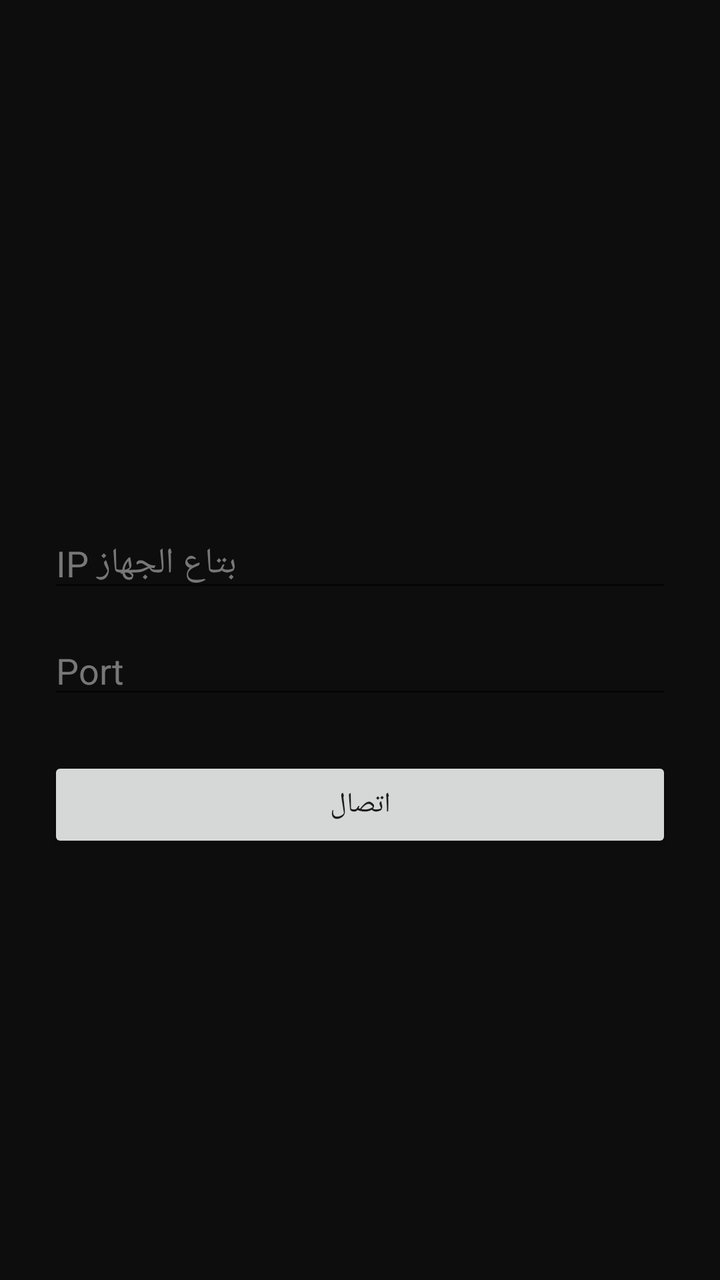
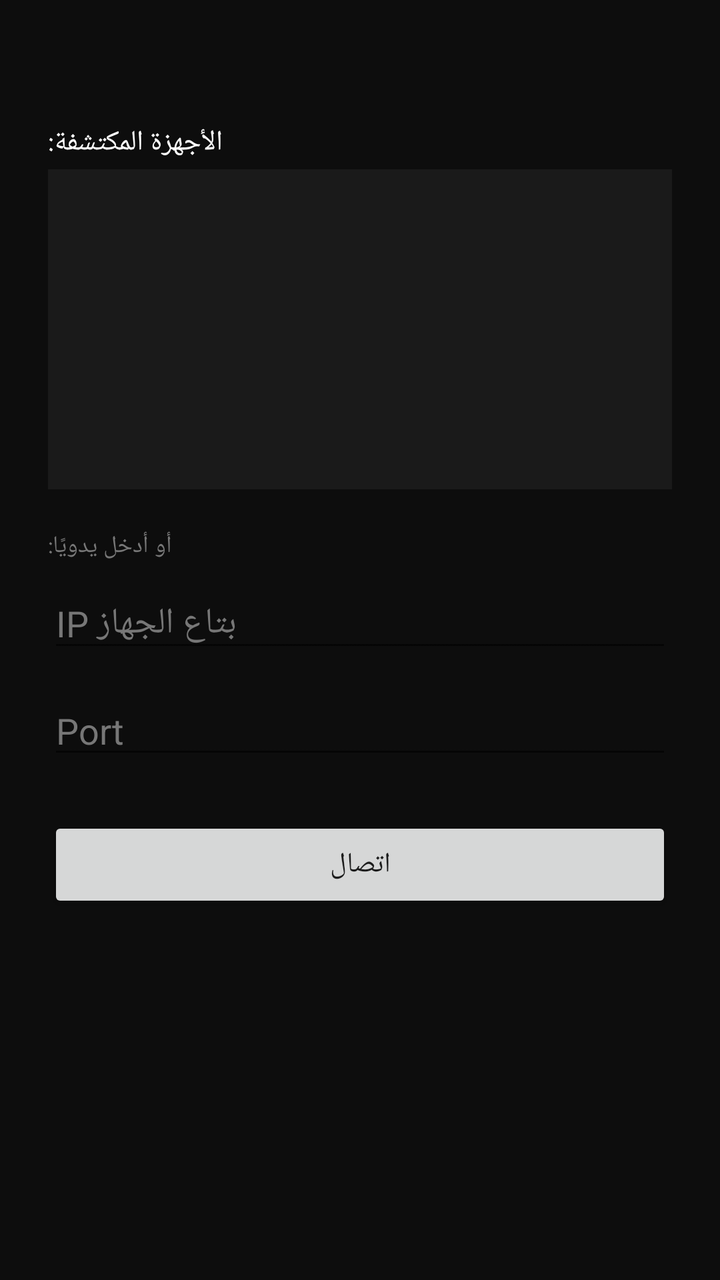

The first picture is an Android layout as it rendered before a commit; the second is the same layout after the commit. The layout source and the unified diff follow.
<!-- AndroidManifest.xml: application theme Theme.WifiController -->
<!-- res/layout/activity_main.xml -->
<?xml version="1.0" encoding="utf-8"?>
<LinearLayout xmlns:android="http://schemas.android.com/apk/res/android"
    android:layout_width="match_parent"
    android:layout_height="match_parent"
    android:orientation="vertical"
    android:gravity="center"
    android:padding="24dp"
    android:background="#0D0D0D">

    <TextView
        android:id="@+id/statusText"
        android:layout_width="wrap_content"
        android:layout_height="wrap_content"
        android:textColor="#E0965A"
        android:textSize="16sp"
        android:layout_marginBottom="24dp" />

    <EditText
        android:id="@+id/ipInput"
        android:layout_width="match_parent"
        android:layout_height="wrap_content"
        android:hint="@string/hint_ip"
        android:textColor="#FFFFFF"
        android:textColorHint="#777777"
        android:inputType="text"
        android:layout_marginBottom="12dp" />

    <EditText
        android:id="@+id/portInput"
        android:layout_width="match_parent"
        android:layout_height="wrap_content"
        android:hint="@string/hint_port"
        android:textColor="#FFFFFF"
        android:textColorHint="#777777"
        android:inputType="number"
        android:layout_marginBottom="24dp" />

    <Button
        android:id="@+id/connectButton"
        android:layout_width="match_parent"
        android:layout_height="wrap_content"
        android:text="@string/connect" />

</LinearLayout>
<!-- resources referenced by this layout -->
<resources>
  <string name="connect">اتصال</string>
  <string name="hint_ip">IP بتاع الجهاز</string>
  <string name="hint_port">Port</string>
  <style name="Theme.WifiController" parent="Theme.MaterialComponents.DayNight.NoActionBar">
          <item name="colorPrimary">@color/accent</item>
          <item name="android:windowBackground">@color/background_dark</item>
          <item name="android:statusBarColor">@color/black</item>
      </style>
  <color name="accent">#E0965A</color>
  <color name="background_dark">#0D0D0D</color>
  <color name="black">#000000</color>
</resources>

<!-- the commit's change to res/layout/activity_main.xml (unified diff, before → after) -->
@@ -3,7 +3,6 @@
     android:layout_width="match_parent"
     android:layout_height="match_parent"
     android:orientation="vertical"
-    android:gravity="center"
     android:padding="24dp"
     android:background="#0D0D0D">
 
@@ -13,7 +12,30 @@
         android:layout_height="wrap_content"
         android:textColor="#E0965A"
         android:textSize="16sp"
-        android:layout_marginBottom="24dp" />
+        android:layout_marginBottom="16dp" />
+
+    <TextView
+        android:layout_width="wrap_content"
+        android:layout_height="wrap_content"
+        android:textColor="#FFFFFF"
+        android:textSize="14sp"
+        android:text="@string/discovered_devices_label"
+        android:layout_marginBottom="4dp" />
+
+    <ListView
+        android:id="@+id/deviceListView"
+        android:layout_width="match_parent"
+        android:layout_height="160dp"
+        android:background="#1A1A1A"
+        android:layout_marginBottom="20dp" />
+
+    <TextView
+        android:layout_width="wrap_content"
+        android:layout_height="wrap_content"
+        android:textColor="#777777"
+        android:textSize="12sp"
+        android:text="@string/manual_entry_label"
+        android:layout_marginBottom="8dp" />
 
     <EditText
         android:id="@+id/ipInput"
<!-- resource entries referenced after the edit -->
@@ -1,8 +1,10 @@
 <!-- resources referenced by this layout -->
 <resources>
   <string name="connect">اتصال</string>
+  <string name="discovered_devices_label">الأجهزة المكتشفة:</string>
   <string name="hint_ip">IP بتاع الجهاز</string>
   <string name="hint_port">Port</string>
+  <string name="manual_entry_label">أو أدخل يدويًا:</string>
   <style name="Theme.WifiController" parent="Theme.MaterialComponents.DayNight.NoActionBar">
           <item name="colorPrimary">@color/accent</item>
           <item name="android:windowBackground">@color/background_dark</item>
